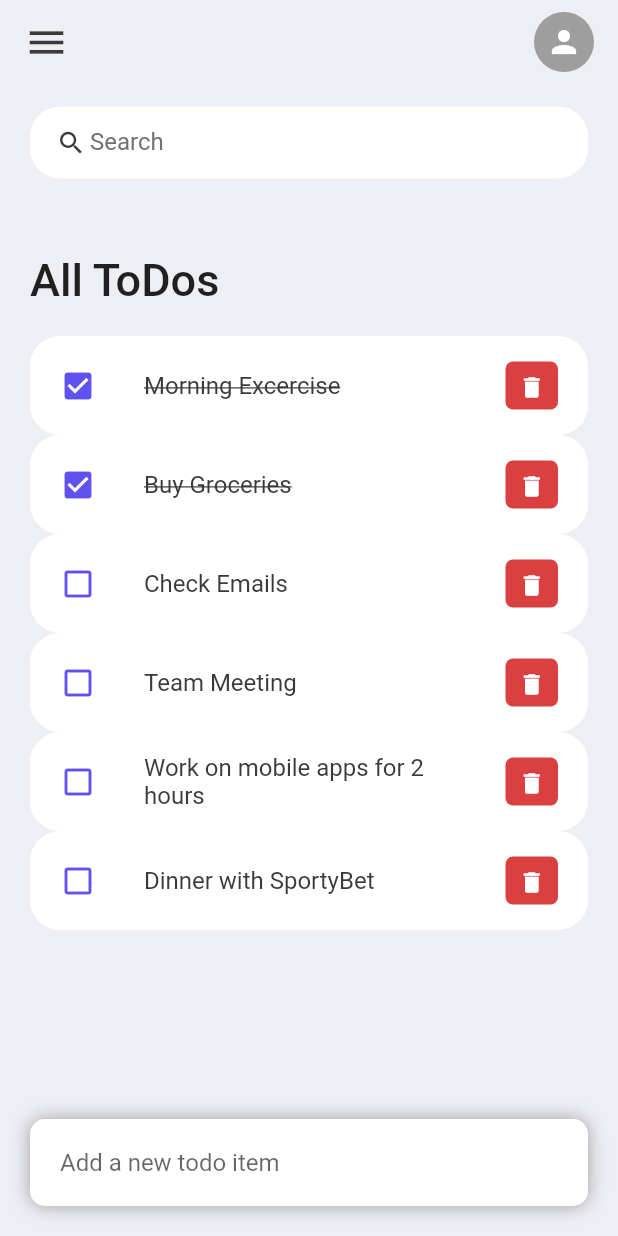
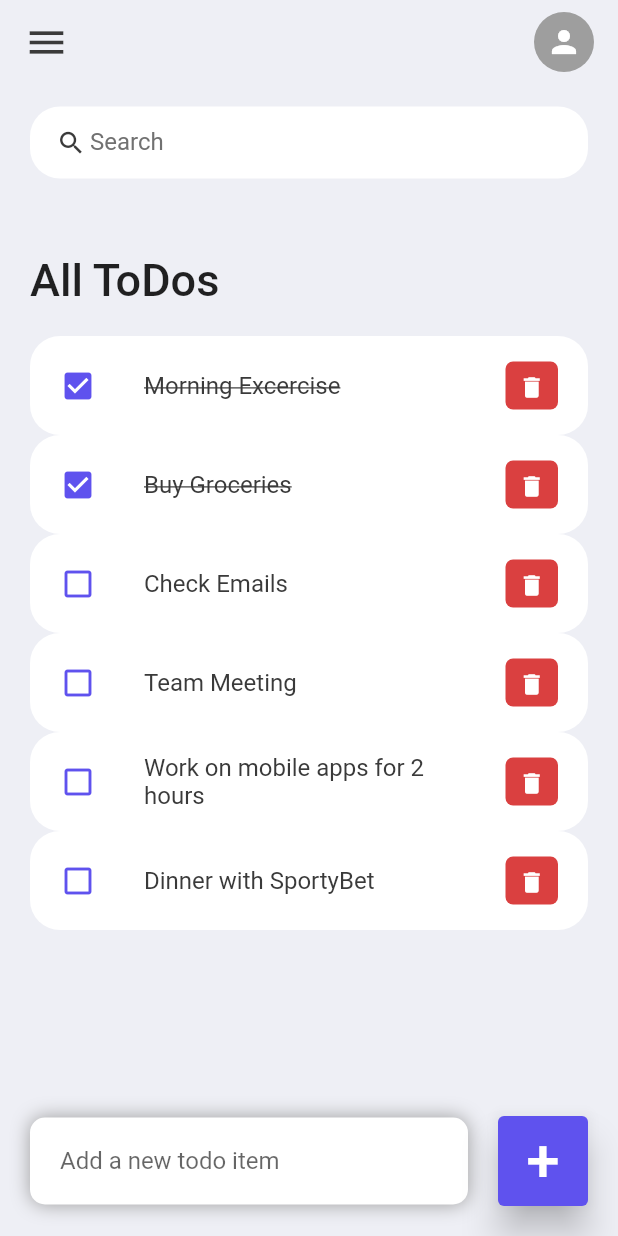
Before and after one commit to Ozurumba007/todo-app-tutorial, a Flutter app: the screen it shows after launch, on a phone screen of 412 x 824 dp. Run offline on Flutter 3.47's test engine with Material 2 defaults, Android fonts, the light colour scheme and no system bars.

Commit message:
added onTodoChanged variable to the todoItem.dart file \ added onDeleteitem variable to the todoItem.dart file

```diff
--- a/lib/screens/home_screen.dart
+++ b/lib/screens/home_screen.dart
@@ -90,12 +90,38 @@ class _HomeScreenState extends State<HomeScreen> {
                     ),
                   ),
                 ),
+                Container(
+                  margin: EdgeInsets.only(
+                    bottom: 20,
+                    right: 20,
+                  ),
+                  child: ElevatedButton(
+                    child: Text(
+                      '+',
+                      style: TextStyle(
+                        fontSize: 40,
+                      ),
+                    ),
+                    onPressed: () {},
+                    style: ElevatedButton.styleFrom(
+                      backgroundColor: tdBlue,
+                      minimumSize: Size(60, 60),
+                      elevation: 10,
+                    ),
+                  ),
+                ),
               ],
             ),
           )
         ],
       ),
     );
+  }
+
+  void _handleToDoChange(ToDo todo) {
+    setState(() {
+      todo.isDone = !todo.isDone;
+    });
   }
 
   Widget searchBox() {
--- a/lib/widgets/todo_item.dart
+++ b/lib/widgets/todo_item.dart
@@ -4,9 +4,13 @@ import '../constant/colors.dart';
 
 class TodoItem extends StatelessWidget {
   final ToDo todo;
+  final onToDoChanged;
+  final onDeleteitem;
   const TodoItem({
     super.key,
     required this.todo,
+    required this.onToDoChanged,
+    required this.onDeleteitem,
   });
 
   @override
```
